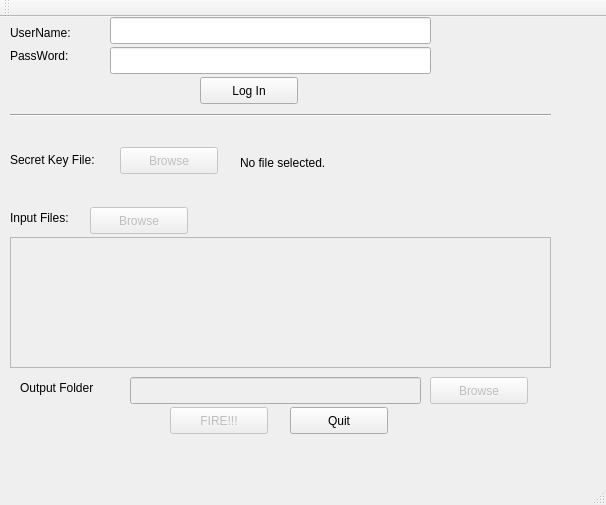
Before: the Qt Designer form codes/mainwindow.ui in ewedominic/skLocker, drawn with Qt 5.
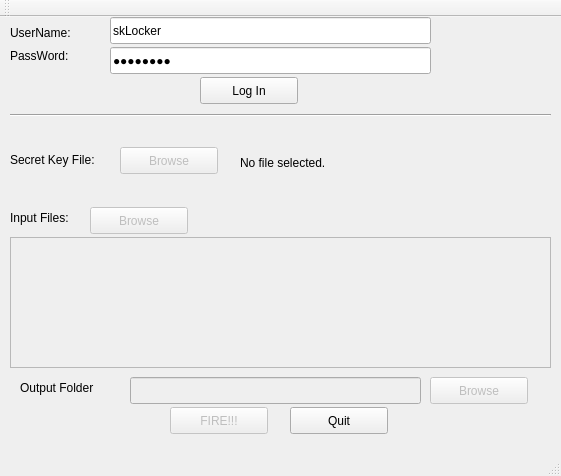
After: the same form once the commit is applied.

Commit message: username,password modified. zero length key file handling added

What changed in the file:
```diff
--- a/codes/mainwindow.ui
+++ b/codes/mainwindow.ui
@@ -9,8 +9,8 @@
    <rect>
     <x>0</x>
     <y>0</y>
-    <width>606</width>
-    <height>505</height>
+    <width>561</width>
+    <height>476</height>
    </rect>
   </property>
   <property name="windowTitle">
@@ -39,6 +39,9 @@
       <height>27</height>
      </rect>
     </property>
+    <property name="text">
+     <string>skLocker</string>
+    </property>
    </widget>
    <widget class="QLineEdit" name="lineEdit_passWord">
     <property name="geometry">
@@ -50,7 +53,7 @@
      </rect>
     </property>
     <property name="text">
-     <string/>
+     <string>password</string>
     </property>
     <property name="echoMode">
      <enum>QLineEdit::Password</enum>
```
Left out of the diff: 2 changed lines with no effect on the pictures. The commit also changes 4 other files.
